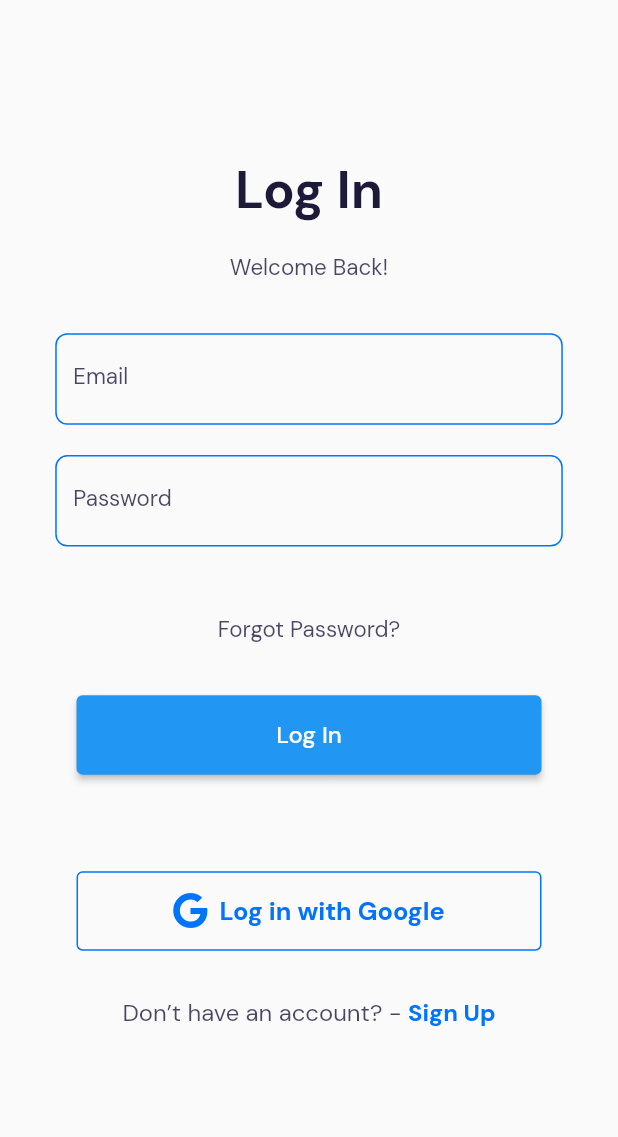
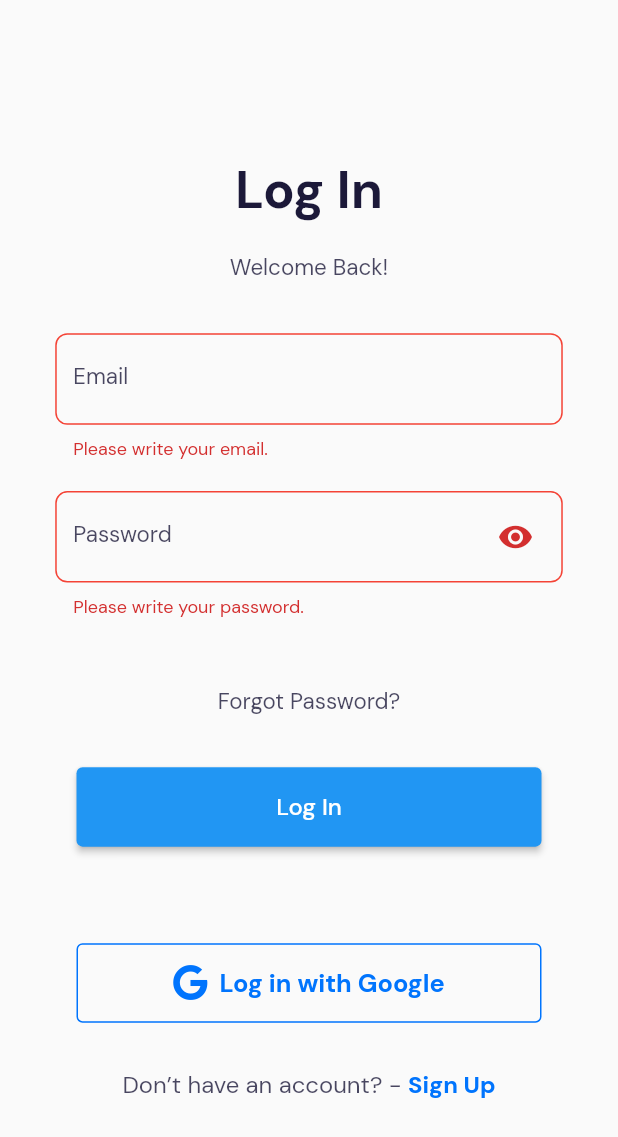
Before and after one commit to Pedroadlcruz/books_app, a Flutter app: the screen it shows after launch, after a tap on "Log In", on a phone screen of 412 x 824 dp. Shown: the top 1137 px of the screen. Run offline on Flutter 3.47's test engine with Material 2 defaults, Android fonts, the light colour scheme and no system bars; our stand-ins replace equatable, firebase_auth, firebase_core, font_awesome_flutter, google_fonts, google_sign_in and 1 more; missing offline and left inert: firebase_auth_web, firebase_core_web, google_sign_in_web; accounts and stored records are empty.

Commit message:
login form added

```diff
--- a/analysis_options.yaml
+++ b/analysis_options.yaml
@@ -15,3 +15,4 @@
    sort_child_properties_last: ignore
    prefer_const_literals_to_create_immutables: ignore
    prefer_if_elements_to_conditional_expressions: ignore
+   use_build_context_synchronously: ignore
--- a/lib/core/utils/input_decorations.dart
+++ b/lib/core/utils/input_decorations.dart
@@ -8,6 +8,7 @@
     required String hintText,
     required String labelText,
     Widget? suffix,
+    Widget? preffix,
   }) {
     return InputDecoration(
       enabledBorder: const OutlineInputBorder(
@@ -18,15 +19,27 @@
       focusedBorder: const OutlineInputBorder(
           borderSide: BorderSide(
             color: AppColors.primaryColor,
-            // width: 2,
+          ),
+          borderRadius: BorderRadius.all(Radius.circular(8))),
+      errorBorder: const OutlineInputBorder(
+          borderSide: BorderSide(
+            color: Colors.red,
+          ),
+          borderRadius: BorderRadius.all(Radius.circular(8))),
+      focusedErrorBorder: const OutlineInputBorder(
+          borderSide: BorderSide(
+            color: Colors.red,
           ),
           borderRadius: BorderRadius.all(Radius.circular(8))),
       hintText: hintText,
       hintStyle: TextStyles.text,
       labelText: labelText,
       labelStyle: TextStyles.text,
-      suffix: suffix,
-      // contentPadding: EdgeInsets.all(15),
+      suffixIcon: Padding(
+        padding: const EdgeInsets.only(right: 15),
+        child: suffix,
+      ),
+      prefixIcon: preffix,
     );
   }
 }
--- a/lib/features/auth/repositories/auth_exceptions.dart
+++ b/lib/features/auth/repositories/auth_exceptions.dart
@@ -52,7 +52,7 @@
     switch (code) {
       case 'invalid-email':
         return const LogInWithEmailAndPasswordFailure(
-          'Email is not valid or badly formatted.',
+          'Incorrect email or password, please try again.',
         );
       case 'user-disabled':
         return const LogInWithEmailAndPasswordFailure(
@@ -64,7 +64,11 @@
         );
       case 'wrong-password':
         return const LogInWithEmailAndPasswordFailure(
-          'Incorrect password, please try again.',
+          'Incorrect email or password, please try again.',
+        );
+      case 'too-many-requests':
+        return const LogInWithEmailAndPasswordFailure(
+          'Too many request, please try forgot password.',
         );
       default:
         return const LogInWithEmailAndPasswordFailure();
--- a/lib/features/auth/repositories/auth_repository.dart
+++ b/lib/features/auth/repositories/auth_repository.dart
@@ -1,6 +1,7 @@
 /// Repository contract which manages user authentication.
 abstract class AuthRepository {
-  Future<void> signUp({required String email, required String password});
+  Future<void> signUp(
+      {required String name, required String email, required String password});
   Future<void> logInWithEmailAndPassword(
       {required String email, required String password});
   Future<void> logInWithGoogle();
--- a/lib/features/auth/repositories/auth_repository_impl.dart
+++ b/lib/features/auth/repositories/auth_repository_impl.dart
@@ -27,22 +27,28 @@
     });
   }
 
-  /// Creates a new user with the provided [email] and [password].
+  /// Creates a new user with the provided [name], [email] and [password].
   ///
   /// Throws a [SignUpWithEmailAndPasswordFailure] if an exception occurs.
   @override
-  Future<void> signUp({required String email, required String password}) async {
+  Future<void> signUp({
+    required String name,
+    required String email,
+    required String password,
+  }) async {
     try {
       await _firebaseAuth.createUserWithEmailAndPassword(
-        email: email,
-        password: password,
-      );
+          email: email, password: password);
+      await updateUserName(name);
     } on firebase_auth.FirebaseAuthException catch (e) {
       throw SignUpWithEmailAndPasswordFailure.fromCode(e.code);
     } catch (_) {
       throw const SignUpWithEmailAndPasswordFailure();
     }
   }
+
+  Future<void> updateUserName(String name) async =>
+      _firebaseAuth.currentUser!.updateDisplayName(name);
 
   /// Signs in with the provided [email] and [password].
   ///
--- a/lib/features/auth/ui/screens/login_screen.dart
+++ b/lib/features/auth/ui/screens/login_screen.dart
@@ -10,6 +10,7 @@
 import 'package:take_home_project/core/utils/text_styles.dart';
 import 'package:take_home_project/features/auth/bloc/login_bloc.dart';
 import 'package:take_home_project/features/auth/repositories/auth_repository_impl.dart';
+import 'package:take_home_project/core/utils/app_functions.dart';
 import 'screens.dart';
 
 class LoginScreen extends StatelessWidget {
@@ -88,11 +89,17 @@
             ),
             SizedBox(height: 22.dH),
             TextFormField(
-              obscureText: true,
+              obscureText: loginBloc.obscureText,
               keyboardType: TextInputType.visiblePassword,
               decoration: InputDecorations.authInputDecoration(
                 hintText: Strings.password,
                 labelText: Strings.password,
+                suffix: InkWell(
+                  onTap: () => loginBloc.toggleVisibility(),
+                  child: Icon(loginBloc.obscureText
+                      ? Icons.visibility
+                      : Icons.visibility_off),
+                ),
               ),
               onChanged: (value) => loginBloc.password = value,
               validator: (password) => password!.isPasswordValid,
@@ -108,10 +115,21 @@
                 minimumSize: const Size(310.0, 53.0),
               ),
               child: Text(
-                Strings.login,
+                loginBloc.isLoading ? 'wait' : Strings.login,
                 style: TextStyle(fontSize: 16.0.fS),
               ),
-              onPressed: () => context.read<LoginBloc>().onLoginRequest(),
+              onPressed: loginBloc.isLoading
+                  ? null
+                  : () async {
+                      FocusScope.of(context).unfocus();
+                      if (!loginBloc.isValidForm()) return;
+                      final success =
+                          await context.read<LoginBloc>().onLoginRequest();
+                      if (!success) {
+                        buildScaffoldMessenger(
+                            context: context, text: loginBloc.errorMsg);
+                      }
+                    },
             ),
             SizedBox(height: 70.dH),
             OutlinedButton.icon(
```
Also changed, not shown: lib/core/utils/app_functions.dart (added, +19 -0 lines), lib/features/auth/bloc/login_bloc.dart (+13 -4 lines), 2 other files.
